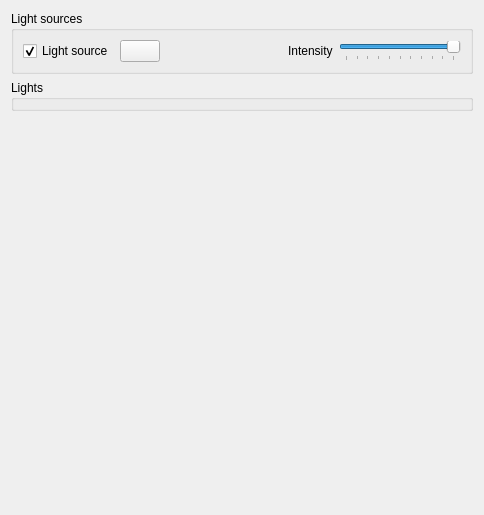
Before: the Qt Designer form src/Gui/PreferencePages/DlgSettingsLightSources.ui in southseact-3d/fcd, drawn with Qt 5.
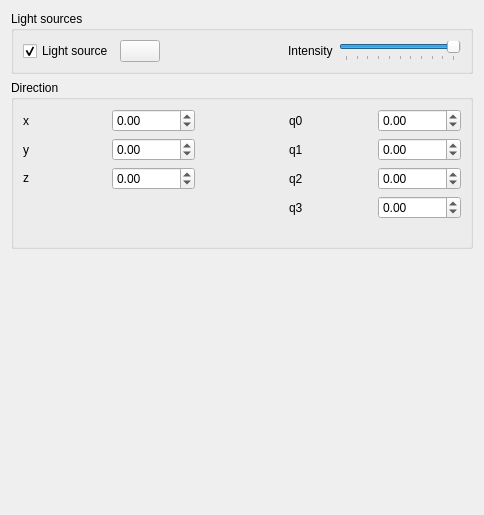
After: the same form once the commit is applied. Custom widgets are drawn as their Qt base class.

Commit message:
Reimplementation of Light source dialog (#15877)
* Reimplementation of Light source dialog

Closes #15793.

* Gui: Remove redundant void arguments

---------

Patch:
```diff
--- a/src/Gui/PreferencePages/DlgSettingsLightSources.ui
+++ b/src/Gui/PreferencePages/DlgSettingsLightSources.ui
@@ -14,6 +14,19 @@
    <string>Light Sources</string>
   </property>
   <layout class="QGridLayout" name="gridLayout_2">
+   <item row="4" column="0">
+    <spacer name="verticalSpacer">
+     <property name="orientation">
+      <enum>Qt::Vertical</enum>
+     </property>
+     <property name="sizeHint" stdset="0">
+      <size>
+       <width>428</width>
+       <height>376</height>
+      </size>
+     </property>
+    </spacer>
+   </item>
    <item row="0" column="0">
     <widget class="QGroupBox" name="groupBox">
      <property name="title">
@@ -104,23 +117,150 @@
    <item row="1" column="0">
     <widget class="QGroupBox" name="groupBoxLight">
      <property name="title">
-      <string>Lights</string>
+      <string>Direction</string>
      </property>
+     <layout class="QGridLayout" name="gridLayout_3">
+      <item row="0" column="2" rowspan="7">
+       <widget class="Gui::View3DInventorViewer" name="viewer" native="true">
+       <property name="focusPolicy">
+        <enum>Qt::NoFocus</enum>
+       </property>
+       </widget>
+      </item>
+      <item row="2" column="1">
+       <widget class="QDoubleSpinBox" name="z_spnBox">
+        <property name="minimum">
+         <double>-100.000000000000000</double>
+        </property>
+        <property name="singleStep">
+         <double>0.100000000000000</double>
+        </property>
+       </widget>
+      </item>
+      <item row="0" column="4">
+       <widget class="QDoubleSpinBox" name="q0_spnBox">
+        <property name="decimals">
+         <number>2</number>
+        </property>
+        <property name="minimum">
+         <double>-100.000000000000000</double>
+        </property>
+        <property name="singleStep">
+         <double>0.100000000000000</double>
+        </property>
+       </widget>
+      </item>
+      <item row="1" column="3">
+       <widget class="QLabel" name="q1_label">
+        <property name="text">
+         <string>q1</string>
+        </property>
+       </widget>
+      </item>
+      <item row="1" column="4">
+       <widget class="QDoubleSpinBox" name="q1_spnBox">
+        <property name="decimals">
+         <number>2</number>
+        </property>
+        <property name="minimum">
+         <double>-100.000000000000000</double>
+        </property>
+        <property name="singleStep">
+         <double>0.100000000000000</double>
+        </property>
+       </widget>
+      </item>
+      <item row="2" column="0">
+       <widget class="QLabel" name="z_label">
+        <property name="text">
+         <string>&lt;html&gt;&lt;head/&gt;&lt;body&gt;&lt;p&gt;z&lt;/p&gt;&lt;/body&gt;&lt;/html&gt;</string>
+        </property>
+       </widget>
+      </item>
+      <item row="2" column="3">
+       <widget class="QLabel" name="q2_label">
+        <property name="text">
+         <string>q2</string>
+        </property>
+       </widget>
+      </item>
+      <item row="3" column="3">
+       <widget class="QLabel" name="q3_label">
+        <property name="text">
+         <string>q3</string>
+        </property>
+       </widget>
+      </item>
+      <item row="0" column="1">
+       <widget class="QDoubleSpinBox" name="x_spnBox">
+        <property name="minimum">
+         <double>-100.000000000000000</double>
+        </property>
+        <property name="singleStep">
+         <double>0.100000000000000</double>
+        </property>
+       </widget>
+      </item>
+      <item row="1" column="0">
+       <widget class="QLabel" name="y_label">
+        <property name="text">
+         <string>y</string>
+        </property>
+       </widget>
+      </item>
+      <item row="2" column="4">
+       <widget class="QDoubleSpinBox" name="q2_spnBox">
+        <property name="decimals">
+         <number>2</number>
+        </property>
+        <property name="minimum">
+         <double>-100.000000000000000</double>
+        </property>
+        <property name="singleStep">
+         <double>0.100000000000000</double>
+        </property>
+       </widget>
+      </item>
+      <item row="3" column="4">
+       <widget class="QDoubleSpinBox" name="q3_spnBox">
+        <property name="decimals">
+         <number>2</number>
+        </property>
+        <property name="minimum">
+         <double>-100.000000000000000</double>
+        </property>
+        <property name="singleStep">
+         <double>0.100000000000000</double>
+        </property>
+       </widget>
+      </item>
+      <item row="1" column="1">
+       <widget class="QDoubleSpinBox" name="y_spnBox">
+        <property name="minimum">
+         <double>-100.000000000000000</double>
+        </property>
+        <property name="singleStep">
+         <double>0.100000000000000</double>
+        </property>
+       </widget>
+      </item>
+      <item row="0" column="3">
+       <widget class="QLabel" name="q0_label">
+        <property name="text">
+         <string>q0</string>
+        </property>
+       </widget>
+      </item>
+      <item row="0" column="0">
+       <widget class="QLabel" name="x_label">
+        <property name="text">
+         <string>x</string>
+        </property>
+       </widget>
+      </item>
+     </layout>
     </widget>
    </item>
-   <item row="2" column="0">
-    <spacer name="verticalSpacer">
-     <property name="orientation">
-      <enum>Qt::Vertical</enum>
-     </property>
-     <property name="sizeHint" stdset="0">
-      <size>
-       <width>428</width>
-       <height>376</height>
-      </size>
-     </property>
-    </spacer>
-   </item>
   </layout>
  </widget>
  <customwidgets>
@@ -144,6 +284,11 @@
    <extends>QCheckBox</extends>
    <header>Gui/PrefWidgets.h</header>
   </customwidget>
+  <customwidget>
+   <class>Gui::View3DInventorViewer</class>
+   <extends>QWidget</extends>
+   <header>Gui/View3DInventorViewer.h</header>
+  </customwidget>
  </customwidgets>
  <resources/>
  <connections>
```
Left out of the diff: 187 changed lines with no effect on the pictures. The commit also changes 2 other files.
